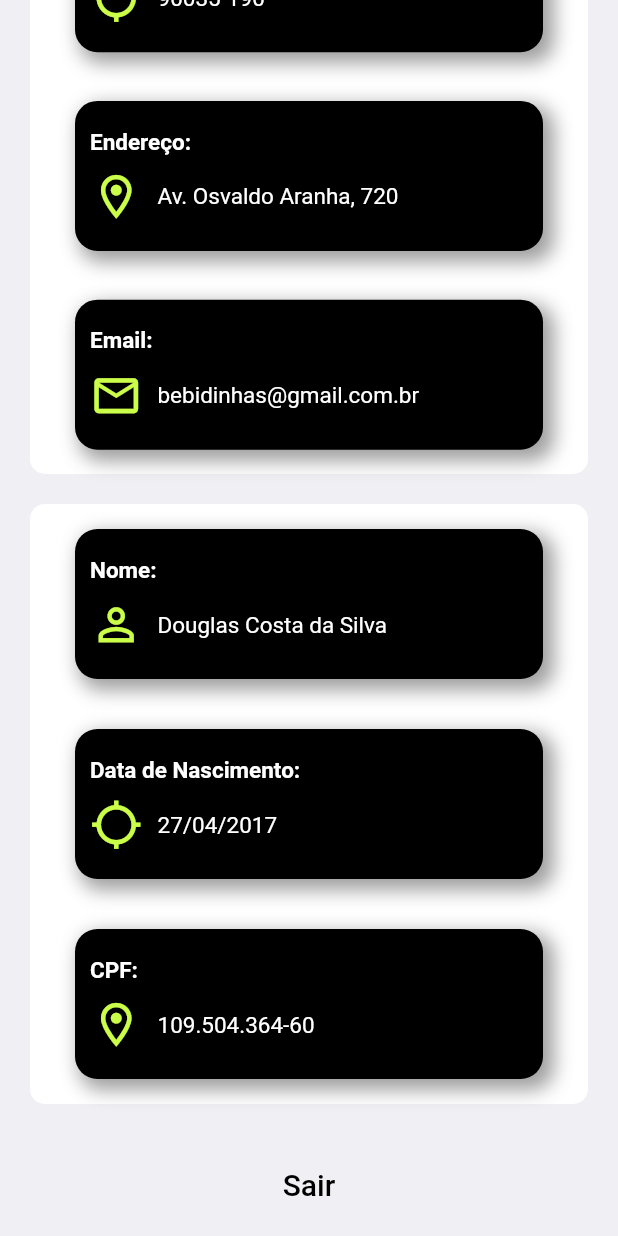
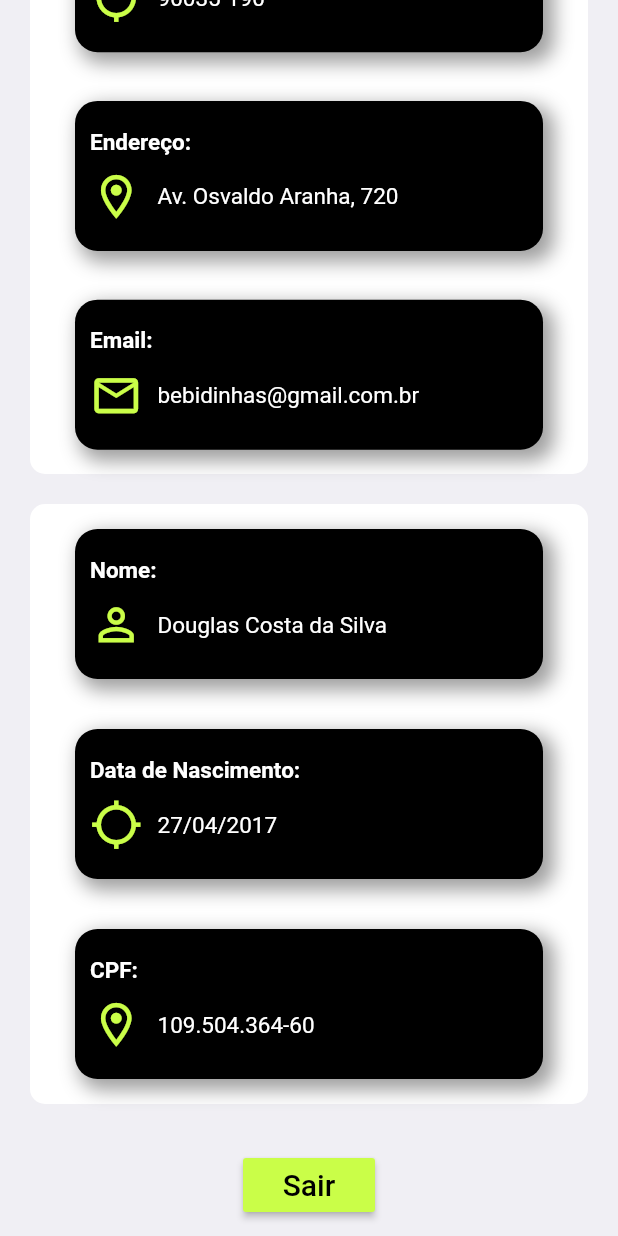
Before and after one commit to guiqmaia/gear, a Flutter app: the BodyProfilePage screen opened directly, scrolled down 570 dp, on a phone screen of 412 x 824 dp. Run offline on Flutter 3.47's test engine with Material 2 defaults, Android fonts, the phone set to English and light mode, and no system bars; our stand-ins replace dotted_border, fl_chart, image_picker; missing offline and left inert: onboarding.

Commit message:
[change] color exit

```diff
--- a/lib/presenter/profile/widgets/button_exit.dart
+++ b/lib/presenter/profile/widgets/button_exit.dart
@@ -1,4 +1,5 @@
 import 'package:flutter/material.dart';
+import 'package:gear/core/app_assets.dart';
 
 import '../../login/login_page.dart';
 
@@ -17,6 +18,7 @@ class ButtonExit extends StatelessWidget {
           ),
         );
       },
+      color: greenNeon,
       child: const Text(
         "Sair",
         style: TextStyle(
```
